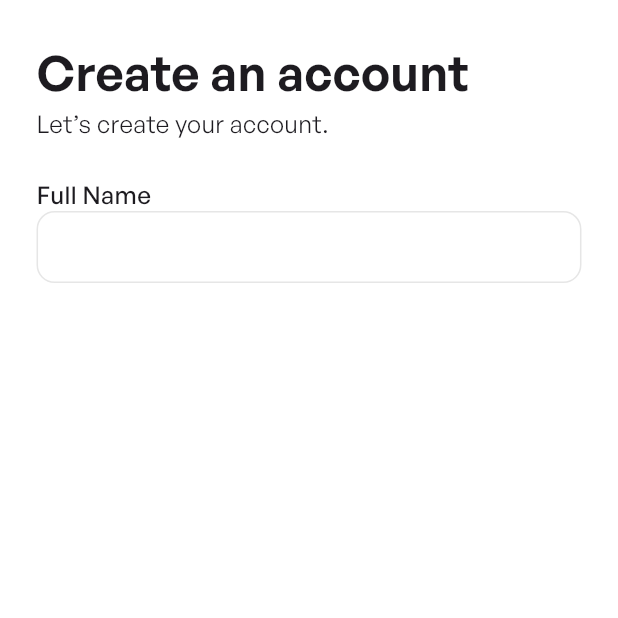
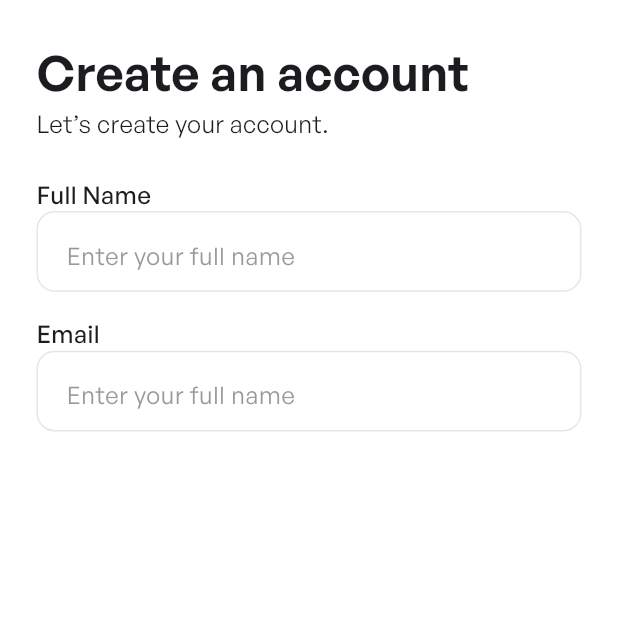
Before and after one commit to md-miyam/my_ecommerce, a Flutter app: the SignUpView screen opened by its route, on a phone screen of 412 x 824 dp, the top half of it. Run offline on Flutter 3.47's test engine with Material 3 defaults, Android fonts, the phone set to English and light mode, and no system bars; our stand-ins replace flutter_screenutil, get, google_nav_bar.

```diff
--- a/lib/app/modules/sign_up/views/sign_up_view.dart
+++ b/lib/app/modules/sign_up/views/sign_up_view.dart
@@ -21,9 +21,27 @@ class SignUpView extends GetView<SignUpController> {
                 "Let’s create your account.",
                 style: AppTextStyles.regular16,
               ),
-              SizedBox(height: 24.h,),
-              Text("Full Name",style: AppTextStyles.medium16,),
-              TextFormField(style: TextStyle(),)
+              SizedBox(height: 24.h),
+              Text("Full Name", style: AppTextStyles.medium16),
+              TextFormField(
+                decoration: InputDecoration(
+                  hintText: "Enter your full name",
+                  suffix: Icon(
+                    Icons.remove_red_eye_outlined,
+                  ),
+                ),
+              ),
+              SizedBox(height: 16.h,),
+              Text("Email",style: AppTextStyles.medium16,),
+              TextFormField(
+                decoration: InputDecoration(
+                  hintText: "Enter your full name",
+                  suffix: Icon(
+                    Icons.remove_red_eye_outlined,
+                  ),
+                ),
+              ),
+
             ],
           ),
         ),
```
